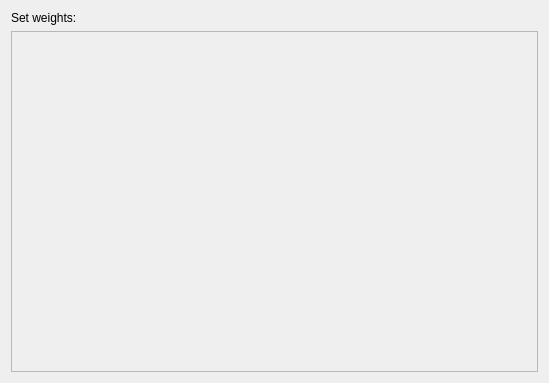
First picture: the form in Sources/GUI/windows/SetWeightAssetWizardPage.ui, repository pchaigno/varsoft, before the edit.
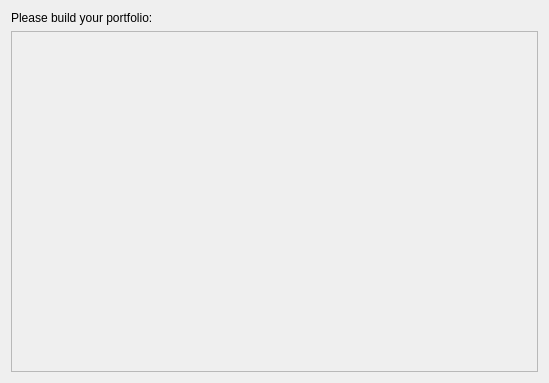
Second picture: the form after the edit.

Commit message: Fix error message, max values in window and save of deleted portfolios

The edit to the form file:
```diff
--- a/Sources/GUI/windows/SetWeightAssetWizardPage.ui
+++ b/Sources/GUI/windows/SetWeightAssetWizardPage.ui
@@ -25,7 +25,7 @@
         </sizepolicy>
        </property>
        <property name="text">
-        <string>Set weights:</string>
+        <string>Please build your portfolio:</string>
        </property>
       </widget>
      </item>
```
Left out of the diff: 2 changed lines with no effect on the pictures. The commit also changes 6 other files.
